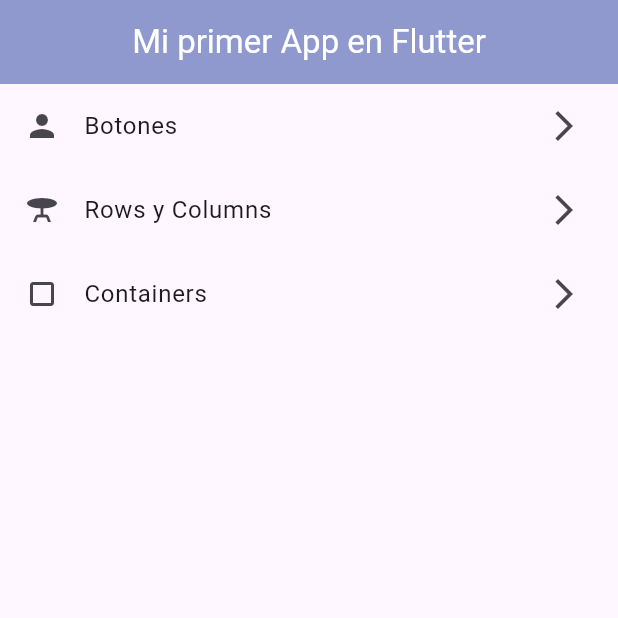
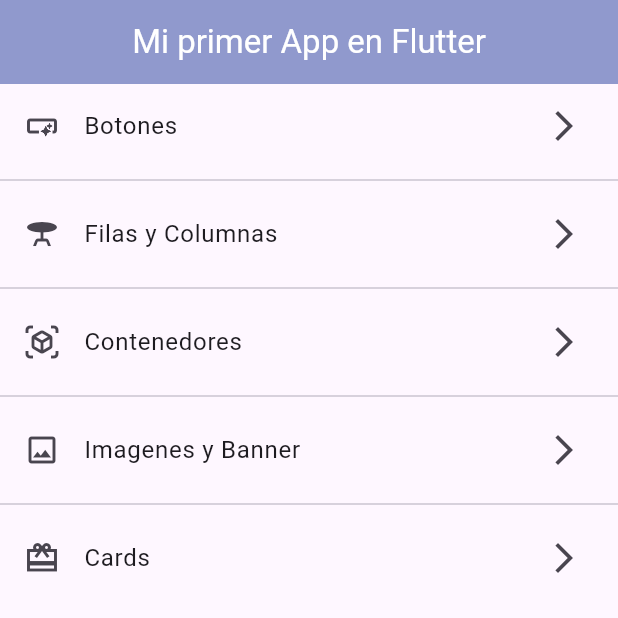
Before and after one commit to UzielLH/EjercicioFlutter, a Flutter app: the screen it shows after launch, on a phone screen of 412 x 824 dp, the top half of it. Run offline on Flutter 3.47's test engine with Material 3 defaults, Android fonts, the phone set to English and light mode, and no system bars.

Commit message:
Menu, Navbar, Card

```diff
--- a/lib/main.dart
+++ b/lib/main.dart
@@ -1,7 +1,9 @@
 import 'package:flutter/material.dart';
 import 'package:my_first_app_flutter/screens/buttons_screen.dart';
+import 'package:my_first_app_flutter/screens/cards_screen.dart';
 import 'package:my_first_app_flutter/screens/containers.dart';
 import 'package:my_first_app_flutter/screens/home_screen.dart';
+import 'package:my_first_app_flutter/screens/images_banner.dart';
 import 'package:my_first_app_flutter/screens/rows_columns.dart';
 void main() {
   runApp(const MainApp());
@@ -16,7 +18,9 @@
       routes: {
         '/buttons': (context) => const ButtonsScreen(),
         '/rows_columns': (context) => const RowsColumnsScreen(),
-        '/containers': (context) => const ContainersScreen()
+        '/containers': (context) => const ContainersScreen(),
+        '/images_banner': (context) => const ImagesBanner(),
+        '/cards': (context) => const CardsScreen(),
       },
       debugShowCheckedModeBanner: false,
       home: HomeScreen()
--- /dev/null
+++ b/lib/models/menu_option.dart
@@ -0,0 +1,15 @@
+import 'package:flutter/material.dart';
+
+class MenuOption {
+  final String route;
+  final String title;
+  final Widget screen;
+  final Icon icon;
+
+  MenuOption({
+    required this.route,
+    required this.title,
+    required this.screen,
+    required this.icon,
+  });
+}
--- /dev/null
+++ b/lib/routes/app_routes.dart
@@ -0,0 +1,19 @@
+import 'package:flutter/material.dart';
+import 'package:my_first_app_flutter/models/menu_option.dart';
+import 'package:my_first_app_flutter/screens/buttons_screen.dart';
+import 'package:my_first_app_flutter/screens/cards_screen.dart';
+import 'package:my_first_app_flutter/screens/containers.dart';
+import 'package:my_first_app_flutter/screens/images_banner.dart';
+import 'package:my_first_app_flutter/screens/rows_columns.dart';
+
+class AppRoutes {
+
+
+final options = [
+  MenuOption(route: 'buttons', title: 'Botones', screen: ButtonsScreen(), icon : Icon(Icons.smart_button_outlined)),
+  MenuOption(route: 'rows_columns', title: 'Filas y Columnas', screen: RowsColumnsScreen(), icon : Icon(Icons.table_bar)),
+  MenuOption(route: 'containers', title: 'Contenedores', screen: ContainersScreen(), icon : Icon(Icons.view_in_ar_outlined)),
+  MenuOption(route: 'images_banner', title: 'Imagenes y Banner', screen: ImagesBanner(), icon : Icon(Icons.image_outlined)),
+  MenuOption(route: 'cards', title: 'Cards', screen: CardsScreen(), icon : Icon(Icons.card_giftcard_sharp)),
+];
+}
--- a/lib/screens/home_screen.dart
+++ b/lib/screens/home_screen.dart
@@ -1,8 +1,9 @@
 import 'package:flutter/material.dart';
+import 'package:my_first_app_flutter/routes/app_routes.dart';
 
 class HomeScreen extends StatelessWidget {
-  const HomeScreen({super.key});
-
+  HomeScreen({super.key});
+  final options = AppRoutes().options;
   @override
   Widget build(BuildContext context) {
     return Scaffold(
@@ -12,34 +13,40 @@
           foregroundColor: const Color.fromARGB(255, 255, 255, 255),
           centerTitle: true
         ),
-        body: Column(
-          children:[
-            ListTile(
-              leading: Icon(Icons.person),
-              title: Text('Botones'),
-              trailing: Icon(Icons.arrow_forward_ios),
-              onTap:(){
-                Navigator.pushNamed(context, '/buttons');
-              },
-            ),
-            ListTile(
-              leading: Icon(Icons.table_bar),
-              title: Text('Rows y Columns'),
-              trailing: Icon(Icons.arrow_forward_ios),
-              onTap:(){
-                Navigator.pushNamed(context, '/rows_columns');
-              },
-            ),
-            ListTile(
-              leading: Icon(Icons.crop_square_outlined),
-              title: Text('Containers'),
-              trailing: Icon(Icons.arrow_forward_ios),
-              onTap:(){
-                Navigator.pushNamed(context, '/containers');
-              },
-            )
-          ],
-        ),
+        body: ListView.separated(
+          itemBuilder: (context, index)=>ListTileOption(
+            title: options[index].title,
+            icon: options[index].icon,
+            route: options[index].route,
+          ),
+          separatorBuilder: (context, index)=> Divider(),
+          itemCount: options.length
+        )
       );
   }
 }
+
+class ListTileOption extends StatelessWidget {
+  final String title;
+  final Icon icon;
+  final String route;
+
+  const ListTileOption({
+    super.key,
+    required this.title,
+    required this.icon,
+    required this.route,
+  });
+
+  @override
+  Widget build(BuildContext context) {
+    return ListTile(
+      leading: icon,
+      title: Text(title),
+      trailing: Icon(Icons.arrow_forward_ios),
+      onTap:(){
+        Navigator.pushNamed(context, '/$route');
+      },
+    );
+  }
+}
```
Also changed, not shown: lib/screens/buttons_screen.dart (+2 -6 lines), lib/screens/cards_screen.dart (added, +13 -0 lines), lib/screens/containers.dart (+16 -6 lines), lib/screens/images_banner.dart (added, +79 -0 lines), lib/screens/rows_columns.dart (+2 -6 lines), lib/widgets/appbar_widget.dart (added, +19 -0 lines).
